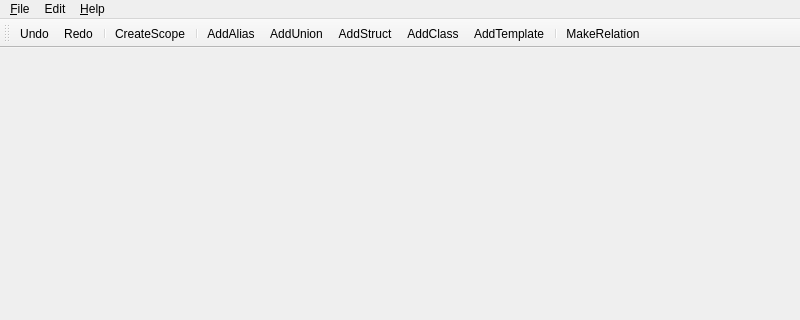
Above: gui/mainwindow.ui from vt4a2h/uml-tool before the change; both pictures show x 0 to 800 and y 0 to 320 of the 800 by 600 pixel window. Below: the same form after it.
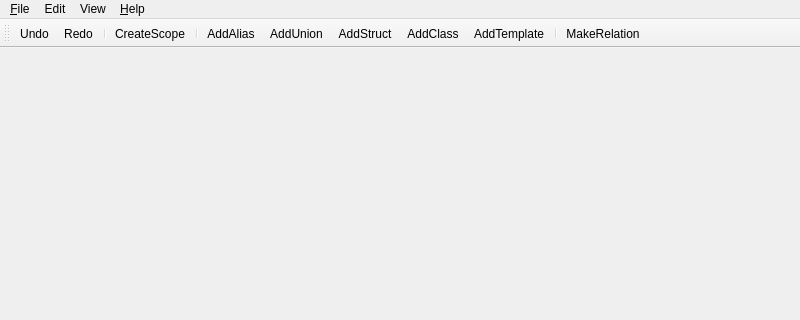
That is the form after the change. Icons and pictures are not drawn.

Commit message: changed splitter mechanism to dock widgets

Diff of the .ui file:
```diff
--- a/gui/mainwindow.ui
+++ b/gui/mainwindow.ui
@@ -60,8 +60,17 @@
     <addaction name="actionUndo"/>
     <addaction name="actionRedo"/>
    </widget>
+   <widget class="QMenu" name="menuView">
+    <property name="title">
+     <string>View</string>
+    </property>
+    <addaction name="actionProjectsDockWidget"/>
+    <addaction name="actionCommandsDockWidget"/>
+    <addaction name="actionMessagesDockWidget"/>
+   </widget>
    <addaction name="menu_File"/>
    <addaction name="menuEdit"/>
+   <addaction name="menuView"/>
    <addaction name="menu_Help"/>
   </widget>
   <widget class="QToolBar" name="toolBar">
```
Left out of the diff: 50 changed lines with no effect on the pictures. The commit also changes 2 other files.
